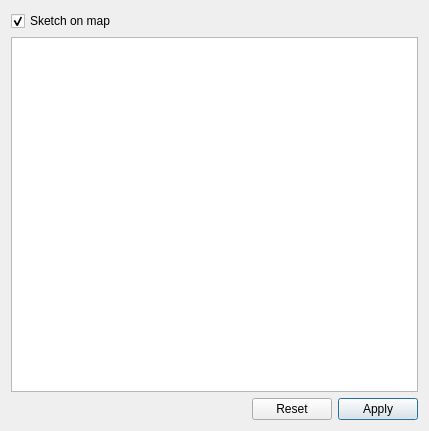
Before: the Qt Designer form ui_geomeditor.ui in 3nids/plaingeometryeditor, drawn with Qt 5.
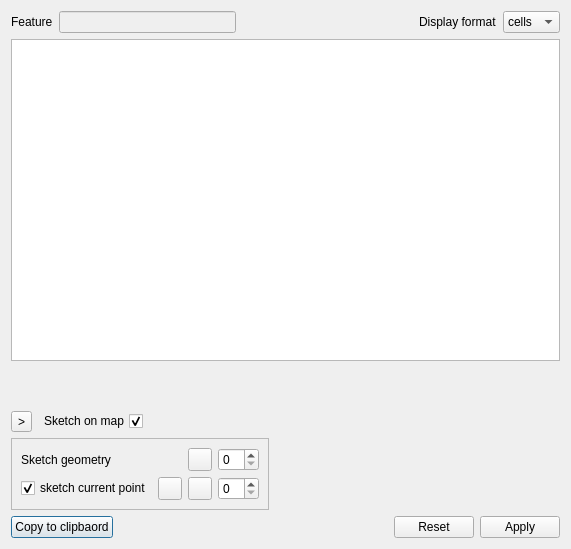
After: the same form once the commit is applied.

Commit message: Allow several dialogs to be shown Prepare for several editor (WKB, cell) Get current point, put in italic and in rubber band Validates geom using regex Button to copy plain geometry to clipboard

Diff of the .ui file:
```diff
--- a/ui_geomeditor.ui
+++ b/ui_geomeditor.ui
@@ -6,30 +6,72 @@
    <rect>
     <x>0</x>
     <y>0</y>
-    <width>429</width>
-    <height>431</height>
+    <width>571</width>
+    <height>549</height>
    </rect>
   </property>
   <property name="windowTitle">
    <string>Plain Geometry Editor</string>
   </property>
-  <layout class="QGridLayout" name="gridLayout">
-   <item row="2" column="3">
-    <widget class="QPushButton" name="applyButton">
-     <property name="text">
-      <string>Apply</string>
+  <layout class="QGridLayout" name="gridLayout_4">
+   <item row="4" column="0">
+    <widget class="QFrame" name="rubberSettingsFrame">
+     <property name="frameShape">
+      <enum>QFrame::StyledPanel</enum>
      </property>
-    </widget>
-   </item>
-   <item row="2" column="2">
-    <widget class="QPushButton" name="resetButton">
-     <property name="text">
-      <string>Reset</string>
+     <property name="midLineWidth">
+      <number>0</number>
      </property>
+     <layout class="QGridLayout" name="gridLayout_5">
+      <item row="1" column="0">
+       <widget class="QCheckBox" name="checkBox">
+        <property name="text">
+         <string>sketch current point</string>
+        </property>
+        <property name="checked">
+         <bool>true</bool>
+        </property>
+       </widget>
+      </item>
+      <item row="0" column="2">
+       <widget class="QToolButton" name="toolButton_2">
+        <property name="text">
+         <string/>
+        </property>
+       </widget>
+      </item>
+      <item row="0" column="0">
+       <widget class="QLabel" name="label_2">
+        <property name="text">
+         <string>Sketch geometry</string>
+        </property>
+       </widget>
+      </item>
+      <item row="1" column="2">
+       <widget class="QToolButton" name="toolButton_3">
+        <property name="text">
+         <string/>
+        </property>
+       </widget>
+      </item>
+      <item row="0" column="3">
+       <widget class="QSpinBox" name="spinBox"/>
+      </item>
+      <item row="1" column="3">
+       <widget class="QSpinBox" name="spinBox_2"/>
+      </item>
+      <item row="1" column="1">
+       <widget class="QToolButton" name="toolButton_4">
+        <property name="text">
+         <string/>
+        </property>
+       </widget>
+      </item>
+     </layout>
     </widget>
    </item>
-   <item row="2" column="1">
-    <spacer name="horizontalSpacer">
+   <item row="4" column="1">
+    <spacer name="horizontalSpacer_4">
      <property name="orientation">
       <enum>Qt::Horizontal</enum>
      </property>
@@ -41,17 +83,186 @@
      </property>
     </spacer>
    </item>
-   <item row="1" column="0" colspan="4">
-    <widget class="QTextEdit" name="wktText"/>
+   <item row="1" column="0" colspan="2">
+    <widget class="QTextEdit" name="geomTextEdit"/>
+   </item>
+   <item row="5" column="0" colspan="2">
+    <widget class="QWidget" name="w5" native="true">
+     <layout class="QGridLayout" name="gridLayout_2">
+      <property name="margin">
+       <number>0</number>
+      </property>
+      <item row="0" column="0">
+       <widget class="QPushButton" name="copyButton">
+        <property name="text">
+         <string>Copy to clipbaord</string>
+        </property>
+       </widget>
+      </item>
+      <item row="0" column="1">
+       <spacer name="horizontalSpacer">
+        <property name="orientation">
+         <enum>Qt::Horizontal</enum>
+        </property>
+        <property name="sizeHint" stdset="0">
+         <size>
+          <width>223</width>
+          <height>20</height>
+         </size>
+        </property>
+       </spacer>
+      </item>
+      <item row="0" column="2">
+       <widget class="QPushButton" name="resetButton">
+        <property name="text">
+         <string>Reset</string>
+        </property>
+       </widget>
+      </item>
+      <item row="0" column="3">
+       <widget class="QPushButton" name="applyButton">
+        <property name="text">
+         <string>Apply</string>
+        </property>
+       </widget>
+      </item>
+     </layout>
+    </widget>
+   </item>
+   <item row="2" column="0" colspan="2">
+    <widget class="QWidget" name="w2" native="true">
+     <layout class="QGridLayout" name="gridLayout_6">
+      <item row="0" column="0">
+       <widget class="QLabel" name="geomStatusLabel">
+        <property name="text">
+         <string/>
+        </property>
+       </widget>
+      </item>
+      <item row="0" column="1">
+       <spacer name="horizontalSpacer_6">
+        <property name="orientation">
+         <enum>Qt::Horizontal</enum>
+        </property>
+        <property name="sizeHint" stdset="0">
+         <size>
+          <width>40</width>
+          <height>20</height>
+         </size>
+        </property>
+       </spacer>
+      </item>
+     </layout>
+    </widget>
+   </item>
+   <item row="3" column="0" colspan="2">
+    <widget class="QWidget" name="w3" native="true">
+     <layout class="QGridLayout" name="gridLayout">
+      <property name="margin">
+       <number>0</number>
+      </property>
+      <item row="0" column="0">
+       <widget class="QToolButton" name="toolButton">
+        <property name="text">
+         <string>&gt;</string>
+        </property>
+        <property name="checkable">
+         <bool>true</bool>
+        </property>
+        <property name="checked">
+         <bool>false</bool>
+        </property>
+       </widget>
+      </item>
+      <item row="0" column="1">
+       <widget class="QCheckBox" name="sketchBox">
+        <property name="layoutDirection">
+         <enum>Qt::RightToLeft</enum>
+        </property>
+        <property name="text">
+         <string>Sketch on map</string>
+        </property>
+        <property name="checked">
+         <bool>true</bool>
+        </property>
+       </widget>
+      </item>
+      <item row="0" column="2">
+       <spacer name="horizontalSpacer_2">
+        <property name="orientation">
+         <enum>Qt::Horizontal</enum>
+        </property>
+        <property name="sizeHint" stdset="0">
+         <size>
+          <width>255</width>
+          <height>20</height>
+         </size>
+        </property>
+       </spacer>
+      </item>
+     </layout>
+    </widget>
    </item>
    <item row="0" column="0" colspan="2">
-    <widget class="QCheckBox" name="sketchBox">
-     <property name="text">
-      <string>Sketch on map</string>
-     </property>
-     <property name="checked">
-      <bool>true</bool>
-     </property>
+    <widget class="QWidget" name="w0" native="true">
+     <layout class="QGridLayout" name="gridLayout_3">
+      <property name="margin">
+       <number>0</number>
+      </property>
+      <item row="0" column="1">
+       <widget class="QLineEdit" name="featureEdit">
+        <property name="enabled">
+         <bool>false</bool>
+        </property>
+       </widget>
+      </item>
+      <item row="0" column="0">
+       <widget class="QLabel" name="layerLabel">
+        <property name="text">
+         <string>Feature</string>
+        </property>
+       </widget>
+      </item>
+      <item row="0" column="4">
+       <widget class="QComboBox" name="displayCombo">
+        <item>
+         <property name="text">
+          <string>cells</string>
+         </property>
+        </item>
+        <item>
+         <property name="text">
+          <string>WKT</string>
+         </property>
+        </item>
+        <item>
+         <property name="text">
+          <string>WKB</string>
+         </property>
+        </item>
+       </widget>
+      </item>
+      <item row="0" column="3">
+       <widget class="QLabel" name="label">
+        <property name="text">
+         <string>Display format</string>
+        </property>
+       </widget>
+      </item>
+      <item row="0" column="2">
+       <spacer name="horizontalSpacer_3">
+        <property name="orientation">
+         <enum>Qt::Horizontal</enum>
+        </property>
+        <property name="sizeHint" stdset="0">
+         <size>
+          <width>40</width>
+          <height>20</height>
+         </size>
+        </property>
+       </spacer>
+      </item>
+     </layout>
     </widget>
    </item>
   </layout>
```
Left out of the diff: 35 changed lines with no effect on the pictures. The commit also changes 11 other files.
